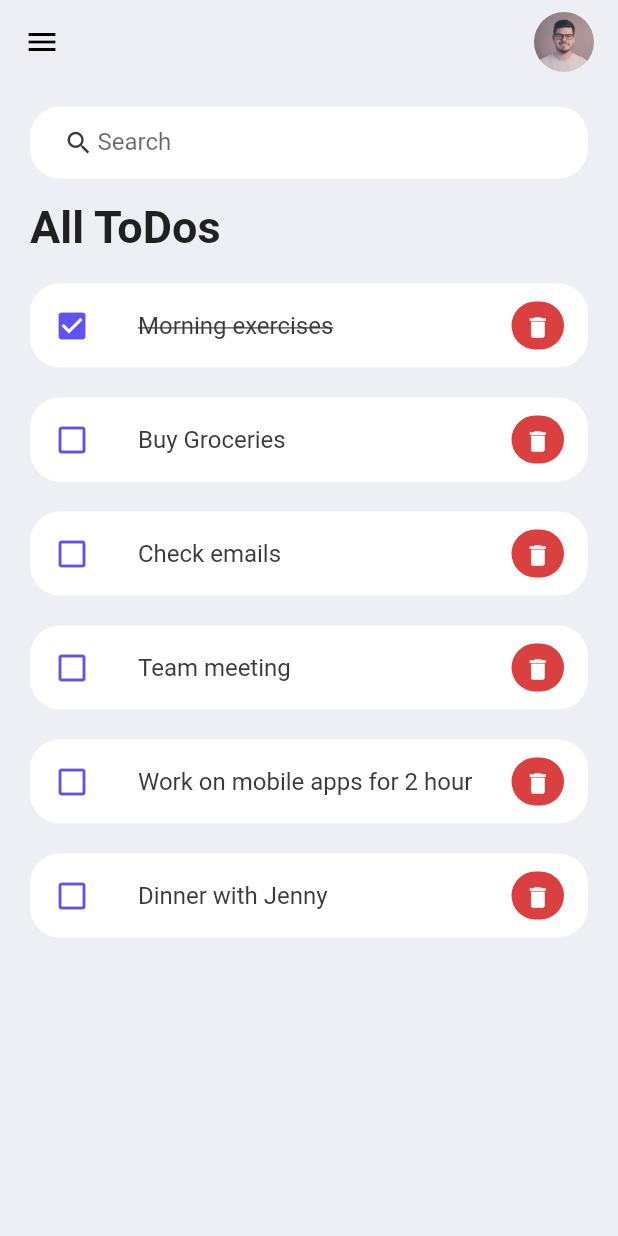
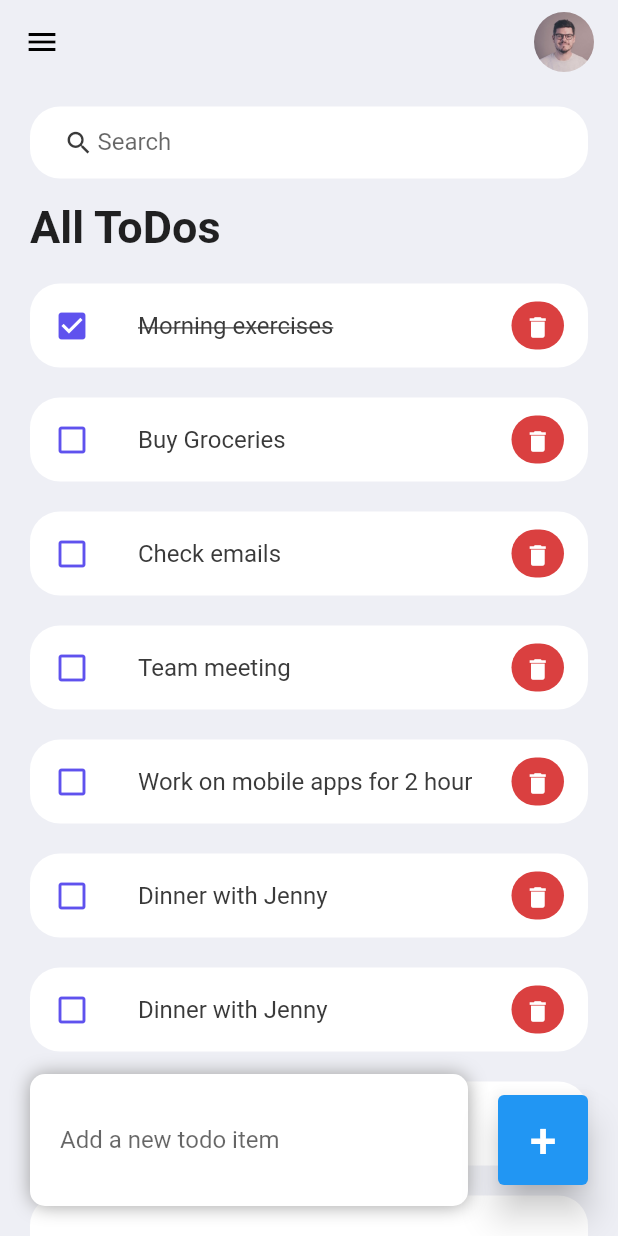
Before and after one commit to MARCOSJOEL25/flutter, a Flutter app: the screen it shows after launch, on a phone screen of 412 x 824 dp. Run offline on Flutter 3.47's test engine with Material 2 defaults, Android fonts, the phone set to English and light mode, and no system bars.

Commit message:
buttom funcitonality

```diff
--- a/app/lib/models/todo.dart
+++ b/app/lib/models/todo.dart
@@ -13,6 +13,13 @@ class todo {
       todo(id: "04", todoText: "Team meeting"),
       todo(id: "05", todoText: "Work on mobile apps for 2 hour"),
       todo(id: "06", todoText: "Dinner with Jenny"),
+      todo(id: "06", todoText: "Dinner with Jenny"),
+      todo(id: "06", todoText: "Dinner with Jenny"),
+      todo(id: "06", todoText: "Dinner with Jenny"),
+      todo(id: "06", todoText: "Dinner with Jenny"),
+      todo(id: "06", todoText: "Dinner with Jenny"),
+      todo(id: "06", todoText: "Dinner with Jenny"),
+      todo(id: "06", todoText: "Dinner with Jenny"),
     ];
   }
 }
--- a/app/lib/screens/homeScreen.dart
+++ b/app/lib/screens/homeScreen.dart
@@ -6,9 +6,14 @@ import 'package:app/widget/card_todo.dart';
 import 'package:flutter/material.dart';
 import 'package:app/const/Colors.dart';
 
-class HomeScreen extends StatelessWidget {
+class HomeScreen extends StatefulWidget {
   HomeScreen({super.key});
 
+  @override
+  State<HomeScreen> createState() => _HomeScreenState();
+}
+
+class _HomeScreenState extends State<HomeScreen> {
   final todoList = todo.todolist();
 
   @override
@@ -16,7 +21,8 @@ class HomeScreen extends StatelessWidget {
     return Scaffold(
       backgroundColor: tdBGColor,
       appBar: _gustombarapp(),
-      body: Container(
+      body: Stack(children: [
+        Container(
           padding: const EdgeInsets.symmetric(horizontal: 20, vertical: 15),
           child: Column(
             children: [
@@ -28,18 +34,76 @@ class HomeScreen extends StatelessWidget {
                       margin: const EdgeInsets.only(top: 15, bottom: 20),
                       child: const Text(
                         "All ToDos",
-                      style:
-                          TextStyle(fontSize: 30, fontWeight: FontWeight.w700),
+                        style: TextStyle(
+                            fontSize: 30, fontWeight: FontWeight.w700),
                       ),
                     ),
-                  for (todo itemtodo in todoList) card_todo(todoitem: itemtodo)
+                    for (todo itemtodo in todoList)
+                      card_todo(
+                        todoitem: itemtodo,
+                        changedTodo: _handleToDoChange,
+                        deletedTodo: _handleToDoDeleted,
+                      )
                   ],
                 ),
               ),
             ],
           ),
         ),
+        Align(
+          alignment: Alignment.bottomCenter,
+          child: Row(children: [
+            Expanded(
+              child: Container(
+                padding:
+                    const EdgeInsets.symmetric(horizontal: 20, vertical: 20),
+                margin: const EdgeInsets.only(bottom: 20, right: 20, left: 20),
+                decoration: BoxDecoration(
+                    color: Colors.white,
+                    boxShadow: const [
+                      BoxShadow(
+                        color: Colors.grey,
+                        offset: Offset(0.0, 0.0),
+                        blurRadius: 10.0,
+                        spreadRadius: 0.0,
+                      ),
+                    ],
+                    borderRadius: BorderRadius.circular(10)),
+                child: const TextField(
+                  decoration: InputDecoration(
+                      hintText: 'Add a new todo item',
+                      border: InputBorder.none),
+                ),
+              ),
+            ),
+            Container(
+              margin: const EdgeInsets.only(bottom: 20, right: 20),
+              child: ElevatedButton(
+                onPressed: () {},
+                child: Text(
+                  '+',
+                  style: TextStyle(fontSize: 32),
+                ),
+                style: ElevatedButton.styleFrom(
+                    minimumSize: const Size(60, 60), elevation: 10),
+              ),
+            )
+          ]),
+        )
+      ]),
     );
+  }
+
+  void _handleToDoChange(todo todoitem) {
+    setState(() {
+      todoitem.isDone = !todoitem.isDone;
+    });
+  }
+
+  void _handleToDoDeleted(String Id) {
+    setState(() {
+      todoList.removeWhere((item) => item.id == Id);
+    });
   }
 
   AppBar _gustombarapp() {
--- a/app/lib/widget/card_todo.dart
+++ b/app/lib/widget/card_todo.dart
@@ -4,15 +4,23 @@ import 'package:flutter/material.dart';
 
 class card_todo extends StatelessWidget {
   final todo todoitem;
+  final changedTodo;
+  final deletedTodo;
 
-  const card_todo({super.key, required this.todoitem});
+  const card_todo(
+      {super.key,
+      required this.todoitem,
+      required this.changedTodo,
+      required this.deletedTodo});
 
   @override
   Widget build(BuildContext context) {
     return Container(
       margin: const EdgeInsets.only(bottom: 20),
       child: ListTile(
-        onTap: () {},
+        onTap: () {
+          changedTodo(todoitem);
+        },
         shape: RoundedRectangleBorder(borderRadius: BorderRadius.circular(20)),
         tileColor: Colors.white,
         leading: Icon(
@@ -39,7 +47,9 @@ class card_todo extends StatelessWidget {
             color: Colors.white,
             icon: const Icon(Icons.delete),
             iconSize: 18,
-            onPressed: () {},
+            onPressed: () {
+              deletedTodo(todoitem.id);
+            },
           ),
         ),
       ),
```
Also changed, not shown: 3 other files. Lines whose indentation alone changed are shown as unchanged.
